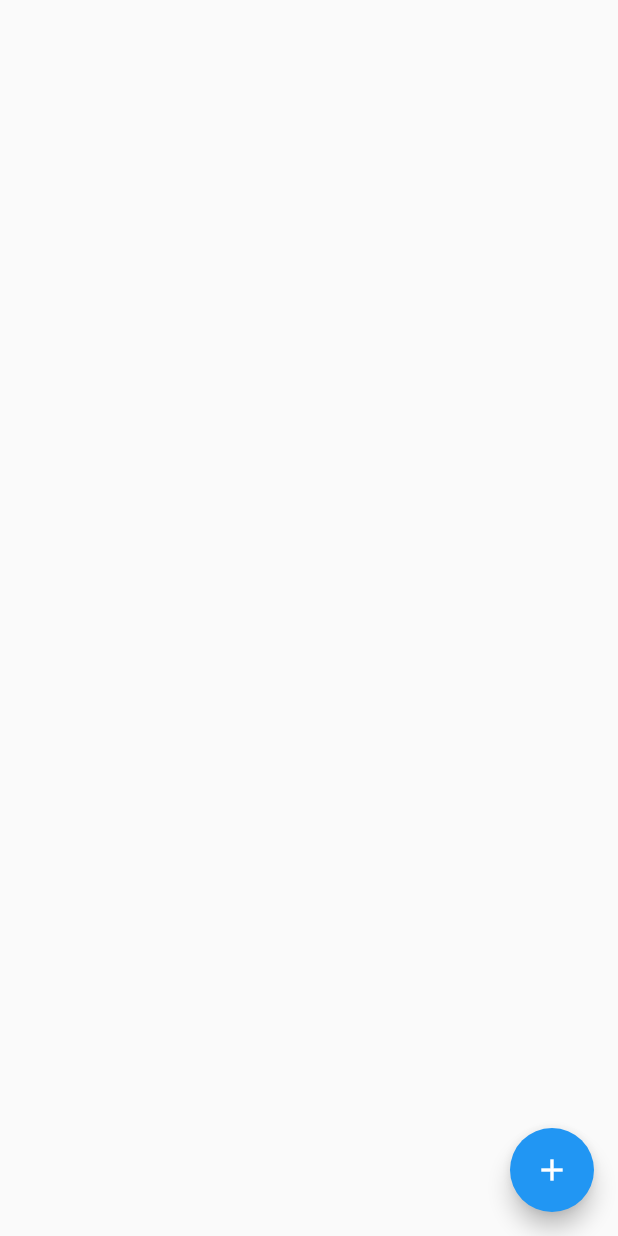
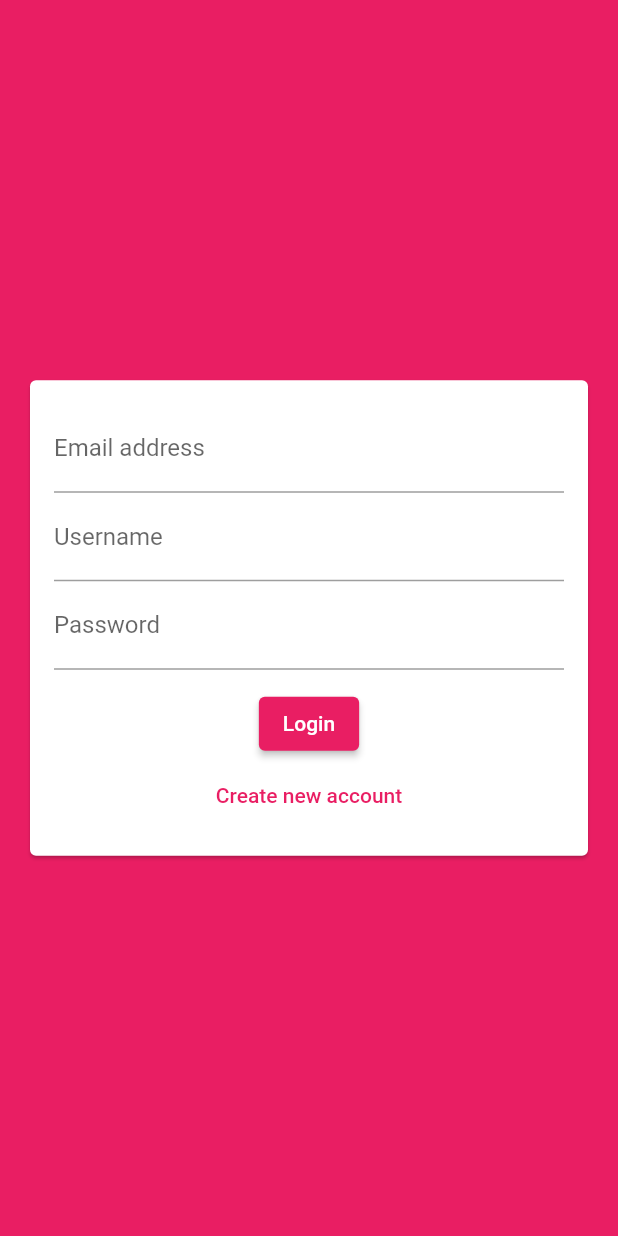
Before and after one commit to jiahaoliuliu/FlutterAndDartTheCompleteGuide-2022Edition, a Flutter app: the screen it shows after launch, on a phone screen of 412 x 824 dp. Run offline on Flutter 3.47's test engine with Material 2 defaults, Android fonts, the phone set to English and light mode, and no system bars; our stand-ins replace cloud_firestore, firebase_core; accounts and stored records are empty.

Commit message:
Section14: Created the basic auth widget and set its theme

```diff
--- a/section14/lib/main.dart
+++ b/section14/lib/main.dart
@@ -1,4 +1,5 @@
 import 'package:flutter/material.dart';
+import 'package:flutter_complete_guide/screens/auth_screen.dart';
 import 'package:flutter_complete_guide/screens/chat_screen.dart';
 import 'package:firebase_core/firebase_core.dart';
 
@@ -15,9 +16,18 @@ class MyApp extends StatelessWidget {
     return MaterialApp(
       title: 'Flutter chat',
       theme: ThemeData(
-        primarySwatch: Colors.blue,
+        primarySwatch: Colors.pink,
+        backgroundColor: Colors.pink,
+        accentColor: Colors.deepPurple,
+        accentColorBrightness: Brightness.dark,
+        buttonTheme: ButtonTheme.of(context).copyWith(
+            buttonColor: Colors.pink,
+            textTheme: ButtonTextTheme.primary,
+            shape: RoundedRectangleBorder(
+              borderRadius: BorderRadius.circular(20),
+            )),
       ),
-      home: ChatScreen(),
+      home: AuthScreen(),
     );
   }
 }
--- a/section14/lib/screens/auth_screen.dart
+++ b/section14/lib/screens/auth_screen.dart
@@ -0,0 +1,17 @@
+import 'package:flutter/material.dart';
+import 'package:flutter_complete_guide/widgets/auth_form.dart';
+
+class AuthScreen extends StatefulWidget {
+  @override
+  State<AuthScreen> createState() => _AuthScreenState();
+}
+
+class _AuthScreenState extends State<AuthScreen> {
+  @override
+  Widget build(BuildContext context) {
+    return Scaffold(
+      backgroundColor: Theme.of(context).primaryColor,
+      body: AuthForm(),
+    );
+  }
+}
--- /dev/null
+++ b/section14/lib/widgets/auth_form.dart
@@ -0,0 +1,57 @@
+import 'package:flutter/material.dart';
+
+class AuthForm extends StatefulWidget {
+  @override
+  State<AuthForm> createState() => _AuthFormState();
+}
+
+class _AuthFormState extends State<AuthForm> {
+  @override
+  Widget build(BuildContext context) {
+    return Center(
+      child: Card(
+        margin: EdgeInsets.all(20),
+        child: SingleChildScrollView(
+          child: Padding(
+            padding: EdgeInsets.all(16),
+            child: Form(
+              child: Column(
+                mainAxisSize: MainAxisSize.min,
+                children: [
+                  TextFormField(
+                    keyboardType: TextInputType.emailAddress,
+                    decoration: InputDecoration(
+                      labelText: 'Email address',
+                    ),
+                  ),
+                  TextFormField(
+                    decoration: InputDecoration(
+                      labelText: 'Username',
+                    ),
+                  ),
+                  TextFormField(
+                    decoration: InputDecoration(
+                      labelText: 'Password',
+                    ),
+                  ),
+                  SizedBox(
+                    height: 12,
+                  ),
+                  ElevatedButton(
+                    child: Text('Login'),
+                    onPressed: () {},
+                  ),
+                  TextButton(
+                    style: TextButton.styleFrom(foregroundColor: Colors.pink),
+                    child: Text('Create new account'),
+                    onPressed: () {},
+                  ),
+                ],
+              ),
+            ),
+          ),
+        ),
+      ),
+    );
+  }
+}
```
